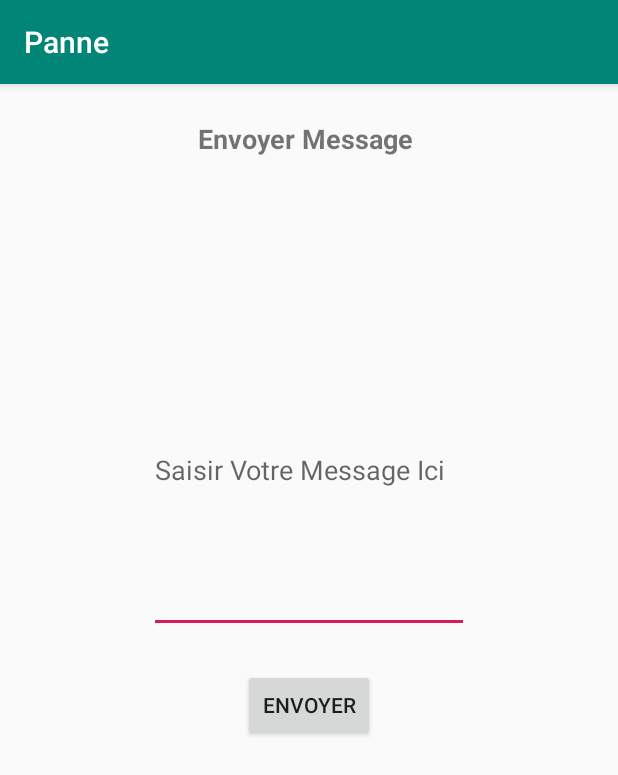
After one commit to MedSami/panne, an Android app: the EnvoyerMsg screen opened directly, with no data from a screen before it, on a phone screen of 412 x 824 dp. The commit adds this screen. Shown: the top 775 px of the screen. Run offline under Robolectric (Android 15) with nearby library versions, the phone set to English and light mode, and no system bars.

Commit message:
Envoyer MSG

```diff
--- a/app/src/main/AndroidManifest.xml
+++ b/app/src/main/AndroidManifest.xml
@@ -11,7 +11,8 @@
         android:roundIcon="@mipmap/ic_launcher_round"
         android:supportsRtl="true"
         android:theme="@style/AppTheme">
-        <activity android:name=".ListDepanneur"></activity>
+        <activity android:name=".EnvoyerMsg"></activity>
+        <activity android:name=".ListDepanneur" />
         <activity android:name=".MenuDepanneur" />
         <activity android:name=".Inscrire" />
         <activity android:name=".MenuClients" />
--- a/app/src/main/java/com/sabrine/panne/Api/ApiRequest.java
+++ b/app/src/main/java/com/sabrine/panne/Api/ApiRequest.java
@@ -3,7 +3,10 @@ package com.sabrine.panne.Api;
 import com.sabrine.panne.model.ResponseDataModel;
 
 import retrofit2.Call;
+import retrofit2.http.Field;
+import retrofit2.http.FormUrlEncoded;
 import retrofit2.http.GET;
+import retrofit2.http.POST;
 import retrofit2.http.Query;
 
 public interface ApiRequest {
@@ -17,4 +20,13 @@ public interface ApiRequest {
     @GET("getDepanneurs.php")
     Call<ResponseDataModel> getDepanneurs();
 
+    /*************** Envoyer Msg  *******************/
+    @FormUrlEncoded
+    @POST("EnvoyerMsg.php")
+    Call<ResponseDataModel> EnvoyerMsg(
+            @Field("idClient") String id_client,
+            @Field("idDepanneur") String id_depanneur,
+            @Field("msg") String msg
+    );
+
 }
--- /dev/null
+++ b/app/src/main/java/com/sabrine/panne/EnvoyerMsg.java
@@ -0,0 +1,61 @@
+package com.sabrine.panne;
+
+import android.support.v7.app.AppCompatActivity;
+import android.os.Bundle;
+import android.view.View;
+import android.widget.Button;
+import android.widget.EditText;
+import android.widget.Toast;
+
+import com.sabrine.panne.Api.ApiRequest;
+import com.sabrine.panne.Api.RetrofitService;
+import com.sabrine.panne.model.ResponseDataModel;
+
+import retrofit2.Call;
+import retrofit2.Callback;
+import retrofit2.Response;
+
+public class EnvoyerMsg extends AppCompatActivity {
+String idClient,idDepanneur;
+EditText edtMsg;
+Button btnEnvoyer;
+    @Override
+    protected void onCreate(Bundle savedInstanceState) {
+        super.onCreate(savedInstanceState);
+        setContentView(R.layout.activity_envoyer_msg);
+        edtMsg=findViewById(R.id.edtMsg);
+        btnEnvoyer=findViewById(R.id.btnEnvoyer);
+
+        Bundle data = getIntent().getExtras();
+
+        if (data != null) {
+            idClient = data.getString("idClient");
+            idDepanneur = data.getString("idDepanneur");
+        }
+
+        btnEnvoyer.setOnClickListener(new View.OnClickListener() {
+            @Override
+            public void onClick(View view) {
+                if(edtMsg.getText().toString().equals("")){
+                    Toast.makeText(EnvoyerMsg.this, "Remplir Chammp Message ", Toast.LENGTH_SHORT).show();
+                }else {
+                    ApiRequest api = RetrofitService.getClient().create(ApiRequest.class);
+                    Call<ResponseDataModel> envoyerMsg=api.EnvoyerMsg(idClient,idDepanneur,edtMsg.getText().toString());
+
+                    envoyerMsg.enqueue(new Callback<ResponseDataModel>() {
+                        @Override
+                        public void onResponse(Call<ResponseDataModel> call, Response<ResponseDataModel> response) {
+                            Toast.makeText(EnvoyerMsg.this, response.body().getMessage(), Toast.LENGTH_SHORT).show();
+                        }
+
+                        @Override
+                        public void onFailure(Call<ResponseDataModel> call, Throwable t) {
+                            Toast.makeText(EnvoyerMsg.this, "Problem Connexion", Toast.LENGTH_SHORT).show();
+                        }
+                    });
+
+                }
+            }
+        });
+    }
+}
--- /dev/null
+++ b/app/src/main/res/layout/activity_envoyer_msg.xml
@@ -0,0 +1,55 @@
+<?xml version="1.0" encoding="utf-8"?>
+<android.support.constraint.ConstraintLayout xmlns:android="http://schemas.android.com/apk/res/android"
+    xmlns:app="http://schemas.android.com/apk/res-auto"
+    xmlns:tools="http://schemas.android.com/tools"
+    android:layout_width="match_parent"
+    android:layout_height="match_parent"
+    tools:context=".EnvoyerMsg">
+
+    <TextView
+        android:id="@+id/textView"
+        android:layout_width="wrap_content"
+        android:layout_height="wrap_content"
+        android:layout_marginStart="8dp"
+        android:layout_marginLeft="8dp"
+        android:layout_marginTop="24dp"
+        android:layout_marginEnd="8dp"
+        android:layout_marginRight="8dp"
+        android:text="Envoyer Message "
+        android:textSize="18sp"
+        android:textStyle="bold"
+        app:layout_constraintEnd_toEndOf="parent"
+        app:layout_constraintStart_toStartOf="parent"
+        app:layout_constraintTop_toTopOf="parent" />
+
+    <EditText
+        android:id="@+id/edtMsg"
+        android:layout_width="wrap_content"
+        android:layout_height="217dp"
+        android:layout_marginStart="8dp"
+        android:layout_marginLeft="8dp"
+        android:layout_marginTop="100dp"
+        android:layout_marginEnd="8dp"
+        android:layout_marginRight="8dp"
+        android:ems="10"
+        android:hint="Saisir Votre Message Ici"
+        android:inputType="textMultiLine"
+        app:layout_constraintEnd_toEndOf="parent"
+        app:layout_constraintStart_toStartOf="parent"
+        app:layout_constraintTop_toBottomOf="@+id/textView" />
+
+    <Button
+        android:id="@+id/btnEnvoyer"
+        android:layout_width="wrap_content"
+        android:layout_height="wrap_content"
+        android:layout_marginStart="8dp"
+        android:layout_marginLeft="8dp"
+        android:layout_marginTop="24dp"
+        android:layout_marginEnd="8dp"
+        android:layout_marginRight="8dp"
+        android:text="Envoyer"
+        app:layout_constraintEnd_toEndOf="parent"
+        app:layout_constraintStart_toStartOf="parent"
+        app:layout_constraintTop_toBottomOf="@+id/edtMsg" />
+
+</android.support.constraint.ConstraintLayout>
```
Also changed, not shown: app/src/main/java/com/sabrine/panne/Adapter/DepanneurAdapter.java (+11 -6 lines), app/src/main/java/com/sabrine/panne/ListDepanneur.java (+10 -2 lines), app/src/main/java/com/sabrine/panne/MenuClients.java (+17 -0 lines).
